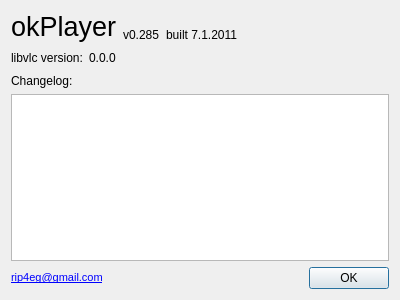
This is aboutdialog.ui in Okspen/okPlayer as Qt 5 draws it before an edit. The edited form follows.
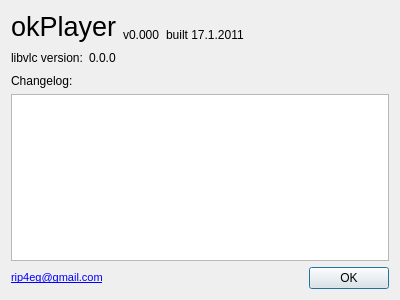
This is the edited form.

```diff
--- a/aboutdialog.ui
+++ b/aboutdialog.ui
@@ -61,7 +61,7 @@
 &lt;html&gt;&lt;head&gt;&lt;meta name=&quot;qrichtext&quot; content=&quot;1&quot; /&gt;&lt;style type=&quot;text/css&quot;&gt;
 p, li { white-space: pre-wrap; }
 &lt;/style&gt;&lt;/head&gt;&lt;body style=&quot; font-family:'MS Shell Dlg 2'; font-size:7.8pt; font-weight:400; font-style:normal;&quot;&gt;
-&lt;p style=&quot; margin-top:0px; margin-bottom:0px; margin-left:0px; margin-right:0px; -qt-block-indent:0; text-indent:0px;&quot;&gt;&lt;span style=&quot; font-size:9pt;&quot;&gt;v0.285&lt;/span&gt;&lt;/p&gt;&lt;/body&gt;&lt;/html&gt;</string>
+&lt;p style=&quot; margin-top:0px; margin-bottom:0px; margin-left:0px; margin-right:0px; -qt-block-indent:0; text-indent:0px;&quot;&gt;&lt;span style=&quot; font-size:9pt;&quot;&gt;v0.000&lt;/span&gt;&lt;/p&gt;&lt;/body&gt;&lt;/html&gt;</string>
        </property>
        <property name="alignment">
         <set>Qt::AlignBottom|Qt::AlignLeading|Qt::AlignLeft</set>
@@ -78,7 +78,7 @@
 &lt;html&gt;&lt;head&gt;&lt;meta name=&quot;qrichtext&quot; content=&quot;1&quot; /&gt;&lt;style type=&quot;text/css&quot;&gt;
 p, li { white-space: pre-wrap; }
 &lt;/style&gt;&lt;/head&gt;&lt;body style=&quot; font-family:'MS Shell Dlg 2'; font-size:7.8pt; font-weight:400; font-style:normal;&quot;&gt;
-&lt;p style=&quot; margin-top:0px; margin-bottom:0px; margin-left:0px; margin-right:0px; -qt-block-indent:0; text-indent:0px;&quot;&gt;&lt;span style=&quot; font-size:9pt;&quot;&gt;built 7.1.2011&lt;/span&gt;&lt;/p&gt;&lt;/body&gt;&lt;/html&gt;</string>
+&lt;p style=&quot; margin-top:0px; margin-bottom:0px; margin-left:0px; margin-right:0px; -qt-block-indent:0; text-indent:0px;&quot;&gt;&lt;span style=&quot; font-size:9pt;&quot;&gt;built 17.1.2011&lt;/span&gt;&lt;/p&gt;&lt;/body&gt;&lt;/html&gt;</string>
        </property>
        <property name="alignment">
         <set>Qt::AlignBottom|Qt::AlignLeading|Qt::AlignLeft</set>
```
